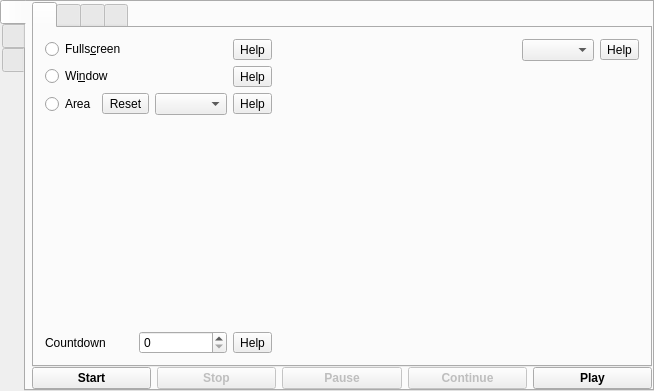
The window that mainwindow.ui (vkohaupt/vokoscreenNG) describes before a commit, drawn with Qt 5.
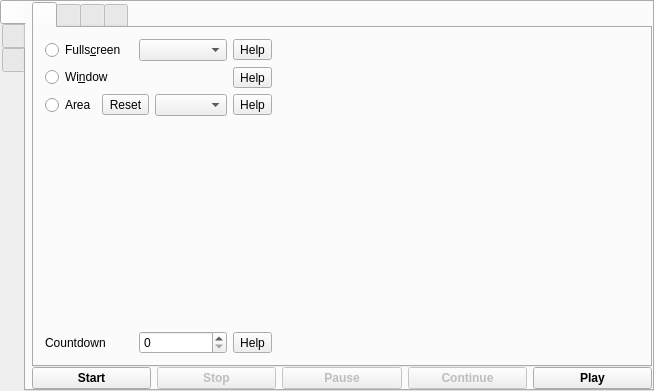
The same window after the commit. Icons and pictures are not drawn.

What changed in the file:
```diff
--- a/mainwindow.ui
+++ b/mainwindow.ui
@@ -123,7 +123,17 @@
                  </widget>
                 </item>
                 <item>
-                 <widget class="QToolButton" name="toolButton">
+                 <widget class="QComboBox" name="comboBoxScreen">
+                  <property name="sizePolicy">
+                   <sizepolicy hsizetype="Minimum" vsizetype="Fixed">
+                    <horstretch>0</horstretch>
+                    <verstretch>0</verstretch>
+                   </sizepolicy>
+                  </property>
+                 </widget>
+                </item>
+                <item>
+                 <widget class="QToolButton" name="toolButtonHelpFullscreen">
                   <property name="text">
                    <string>Help</string>
                   </property>
@@ -240,47 +250,6 @@
               </item>
              </layout>
             </item>
-            <item>
-             <layout class="QVBoxLayout" name="verticalLayout_5">
-              <item>
-               <layout class="QHBoxLayout" name="horizontalLayout_32">
-                <item>
-                 <widget class="QComboBox" name="comboBoxScreen">
-                  <property name="sizePolicy">
-                   <sizepolicy hsizetype="Minimum" vsizetype="Fixed">
-                    <horstretch>0</horstretch>
-                    <verstretch>0</verstretch>
-                   </sizepolicy>
-                  </property>
-                 </widget>
-                </item>
-                <item>
-                 <widget class="QToolButton" name="toolButtonScreenHelp">
-                  <property name="toolTip">
-                   <string notr="true"/>
-                  </property>
-                  <property name="text">
-                   <string notr="true">Help</string>
-                  </property>
-                 </widget>
-                </item>
-               </layout>
-              </item>
-              <item>
-               <spacer name="verticalSpacer_8">
-                <property name="orientation">
-                 <enum>Qt::Vertical</enum>
-                </property>
-                <property name="sizeHint" stdset="0">
-                 <size>
-                  <width>20</width>
-                  <height>40</height>
-                 </size>
-                </property>
-               </spacer>
-              </item>
-             </layout>
-            </item>
            </layout>
           </widget>
           <widget class="QWidget" name="tabAudio">
```
Left out of the diff: 4 changed lines with no effect on the pictures.
